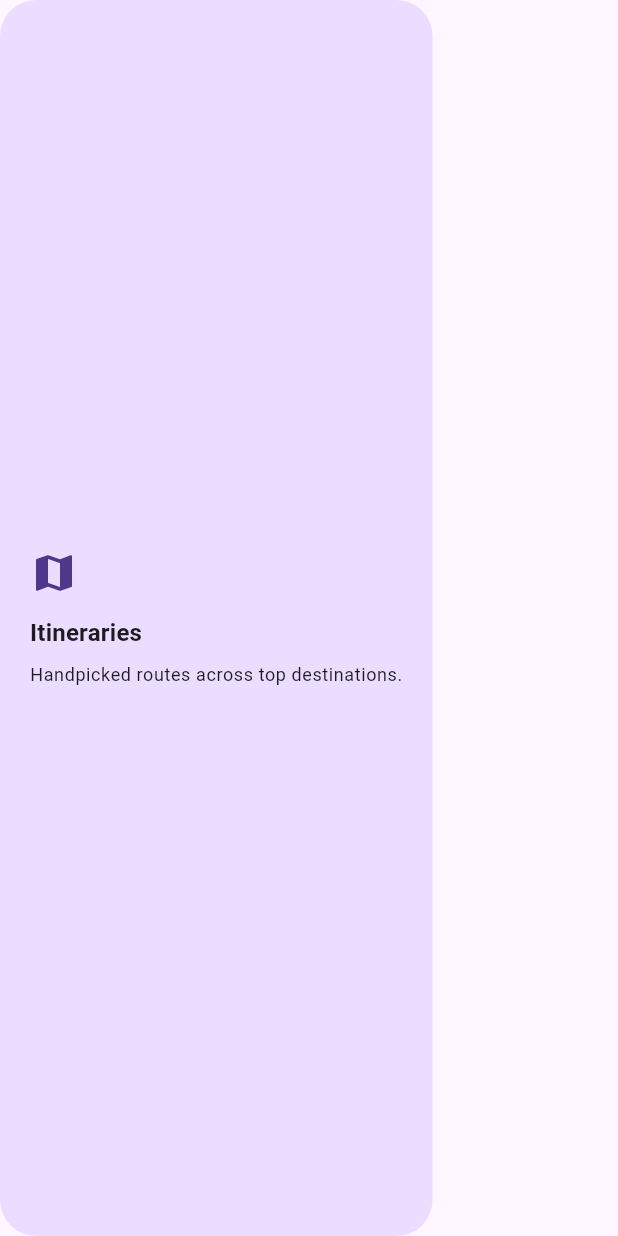
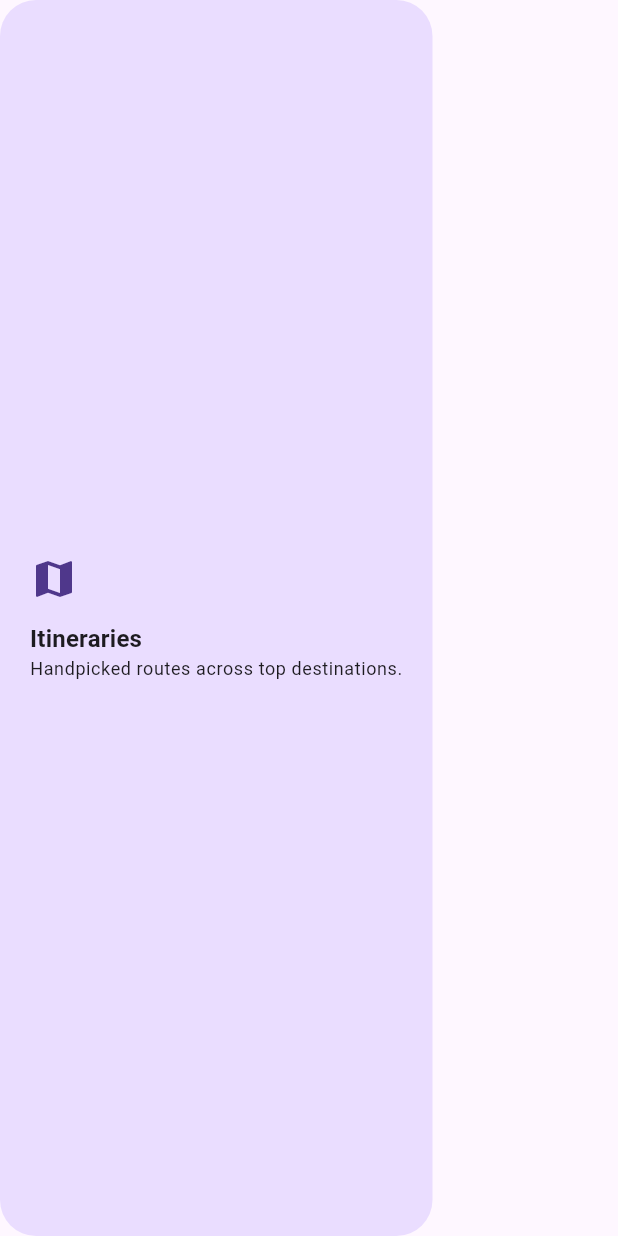
Before and after one commit to timpyorke/travel-guide-app, a Flutter app: the _FeatureCard widget shown alone on an empty page, opened directly, on a phone screen of 412 x 824 dp. Run offline on Flutter 3.47's test engine with Material 3 defaults, Android fonts, the phone set to English and light mode, and no system bars; our stand-ins replace flutter_riverpod, go_router, riverpod_annotation, shared_preferences; accounts and stored records are empty; generated files the repository leaves out were written again.

Commit message:
refactor: Improve code readability by formatting and adjusting widget styles

```diff
--- a/lib/features/home/home_page.dart
+++ b/lib/features/home/home_page.dart
@@ -10,8 +10,9 @@ class HomePage extends ConsumerWidget {
 
   @override
   Widget build(BuildContext context, WidgetRef ref) {
-    final AsyncValue<LocationSelection?> locationState =
-        ref.watch(locationControllerProvider);
+    final AsyncValue<LocationSelection?> locationState = ref.watch(
+      locationControllerProvider,
+    );
     final LocationSelection? selection = locationState.valueOrNull;
     final String greetingSubtitle = selection == null
         ? 'Set your travel home base to unlock tailored guides.'
@@ -102,14 +103,14 @@ class _FeatureCard extends StatelessWidget {
             const SizedBox(height: 12),
             Text(
               title,
-              style: Theme.of(context).textTheme.titleMedium?.copyWith(
-                    fontWeight: FontWeight.w600,
-                  ),
+              style: Theme.of(
+                context,
+              ).textTheme.titleMedium?.copyWith(fontWeight: FontWeight.w600),
             ),
-            const SizedBox(height: 8),
             Text(
               subtitle,
               style: Theme.of(context).textTheme.bodySmall,
+              overflow: TextOverflow.ellipsis,
             ),
           ],
         ),
```
